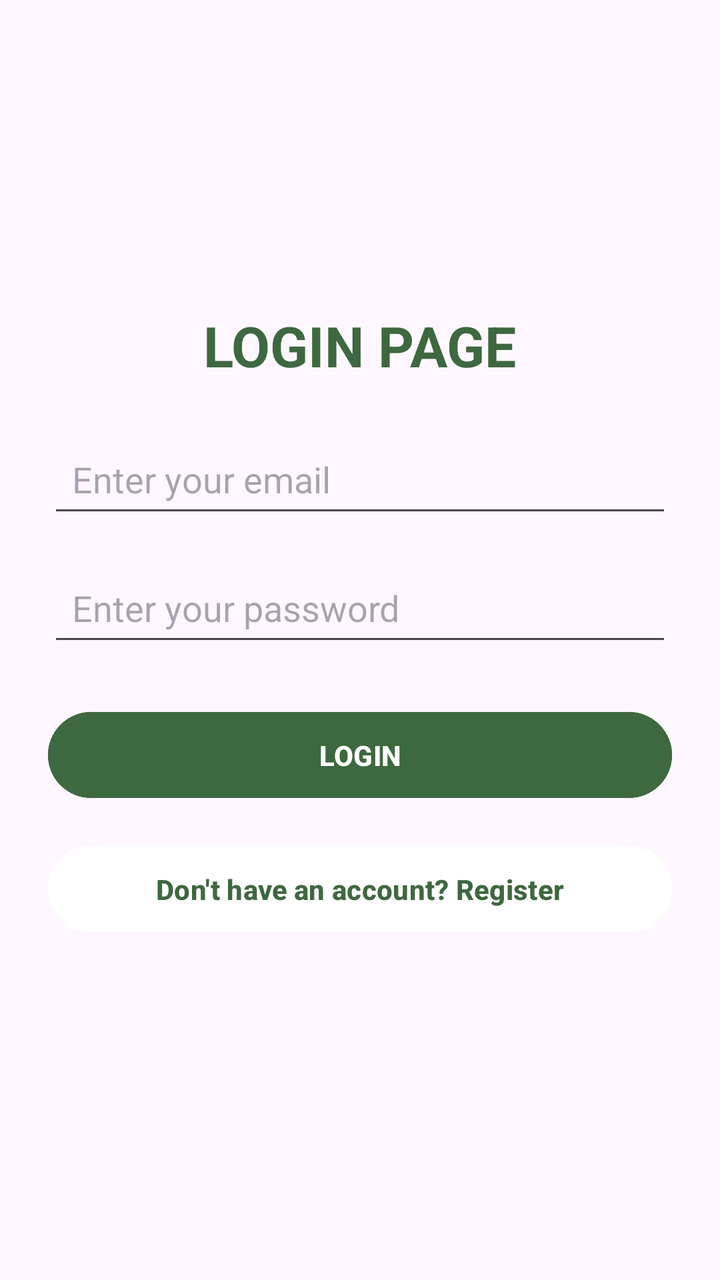
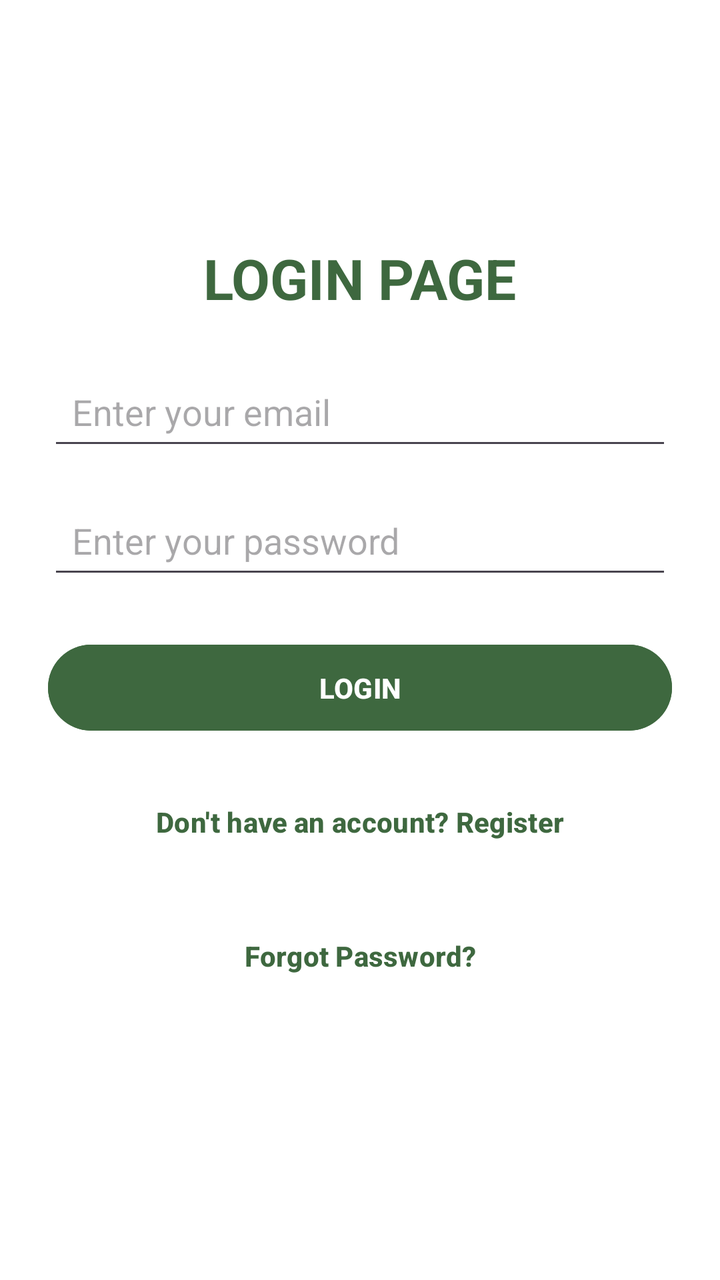

An Android layout rendered at two revisions. The XML below is the earlier revision; the diff shows what the commit changed to produce the second picture.
<!-- AndroidManifest.xml: application theme Theme.Novella -->
<!-- res/layout/activity_login.xml -->
<?xml version="1.0" encoding="utf-8"?>
<LinearLayout
    xmlns:android="http://schemas.android.com/apk/res/android"
    xmlns:app="http://schemas.android.com/apk/res-auto"
    xmlns:tools="http://schemas.android.com/tools"
    android:layout_width="match_parent"
    android:layout_height="match_parent"
    android:orientation="vertical"
    android:gravity="center"
    android:padding="24dp"
    tools:context=".LoginActivity">


    <TextView
        android:layout_width="wrap_content"
        android:layout_height="wrap_content"
        android:text="LOGIN PAGE"
        android:textSize="28sp"
        android:textStyle="bold"
        android:textColor="@color/green"
        android:layout_marginBottom="24dp" />


    <EditText
        android:id="@+id/emaillogin"
        android:layout_width="match_parent"
        android:layout_height="wrap_content"
        android:hint="Enter your email"
        android:inputType="textEmailAddress"
        android:padding="12dp"
        android:layout_marginBottom="16dp" />


    <EditText
        android:id="@+id/passwordlogin"
        android:layout_width="match_parent"
        android:layout_height="wrap_content"
        android:hint="Enter your password"
        android:inputType="textPassword"
        android:padding="12dp"
        android:layout_marginBottom="24dp" />


    <Button
        android:id="@+id/loginbtn"
        android:layout_width="match_parent"
        android:layout_height="wrap_content"
        android:text="LOGIN"
        android:textColor="@color/white"
        android:backgroundTint="@color/green"
        android:paddingVertical="12dp"
        android:textStyle="bold"
        android:layout_marginBottom="16dp" />

    <Button
        android:id="@+id/regbtn"
        android:layout_width="match_parent"
        android:layout_height="wrap_content"
        android:text="Don't have an account? Register"
        android:textColor="@color/green"
        android:backgroundTint="@color/white"
        android:paddingVertical="12dp"
        android:textStyle="bold"
        android:layout_marginBottom="16dp"
       />

</LinearLayout>
<!-- resources referenced by this layout -->
<resources>
  <color name="green">#3E683F</color>
  <color name="white">#FFFFFFFF</color>
  <style name="Theme.Novella" parent="Base.Theme.Novella" />
  <style name="Base.Theme.Novella" parent="Theme.Material3.DayNight.NoActionBar">
          
          
      </style>
</resources>

<!-- the commit's change to res/layout/activity_login.xml (unified diff, before → after) -->
@@ -8,6 +8,7 @@
     android:orientation="vertical"
     android:gravity="center"
     android:padding="24dp"
+    android:background="@color/white"
     tools:context=".LoginActivity">
 
 
@@ -64,4 +65,14 @@
         android:layout_marginBottom="16dp"
        />
 
+    <Button
+        android:id="@+id/forgotbtn"
+        android:layout_width="match_parent"
+        android:layout_height="wrap_content"
+        android:text="Forgot Password?"
+        android:textColor="@color/green"
+        android:backgroundTint="@color/white"
+        android:paddingVertical="12dp"
+        android:textStyle="bold"
+        android:layout_marginBottom="16dp" />
 </LinearLayout>
